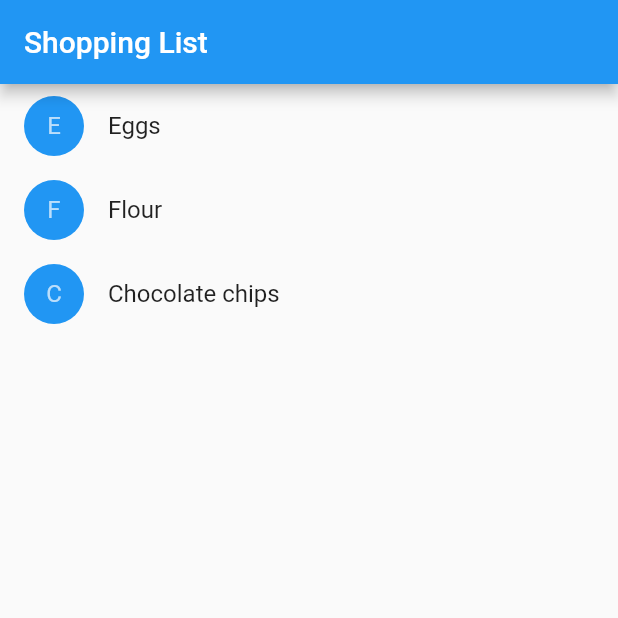
After one commit to LieutPaul/Learning-Flutter, a Flutter app: the ShoppingList screen opened directly, on a phone screen of 412 x 824 dp, the top half of it. The commit adds this screen. Run offline on Flutter 3.47's test engine with Material 2 defaults, Android fonts, the phone set to English and light mode, and no system bars.

Commit message:
Shopping List from documentation done

```diff
--- /dev/null
+++ b/first_app/lib/my_shopping_cart.dart
@@ -0,0 +1,97 @@
+import 'package:flutter/material.dart';
+
+class Product {
+  final String name;
+  Product({required this.name});
+}
+
+typedef ChangeProductInCart = Function(Product product, bool inCart);
+
+class ShoppingItem extends StatelessWidget {
+  final Product product;
+  final bool inCart;
+  final ChangeProductInCart onCartChanged;
+
+  const ShoppingItem(
+      {super.key,
+      required this.inCart,
+      required this.onCartChanged,
+      required this.product});
+
+  TextStyle? _getTextStyle(BuildContext context) {
+    if (inCart == false) {
+      return null;
+    } else {
+      return const TextStyle(
+          decoration: TextDecoration.lineThrough, color: Colors.black54);
+    }
+  }
+
+  Color? _getBackgroundColour(BuildContext context) {
+    if (inCart == false) {
+      return Theme.of(context).primaryColor;
+    } else {
+      return Colors.black54;
+    }
+  }
+
+  @override
+  Widget build(BuildContext context) {
+    return ListTile(
+      onTap: () => onCartChanged(product, inCart),
+      leading: CircleAvatar(
+        backgroundColor: _getBackgroundColour(context),
+        child: Text(product.name[0]),
+      ),
+      title: Text(product.name, style: _getTextStyle(context)),
+    );
+  }
+}
+
+class ShoppingList extends StatefulWidget {
+  final List<Product> products;
+  const ShoppingList({super.key, required this.products});
+
+  @override
+  State<ShoppingList> createState() => _ShoppingListState();
+}
+
+class _ShoppingListState extends State<ShoppingList> {
+  final _cartItems = <Product>{};
+
+  void _handleClick(Product product, bool inCart) {
+    setState(() {
+      if (inCart) {
+        _cartItems.remove(product);
+      } else {
+        _cartItems.add(product);
+      }
+    });
+  }
+
+  @override
+  Widget build(BuildContext context) {
+    return Scaffold(
+        appBar: AppBar(title: const Text("Shopping List")),
+        body: ListView(
+            children: widget.products.map((product) {
+          return ShoppingItem(
+              product: product,
+              inCart: _cartItems.contains(product),
+              onCartChanged: _handleClick);
+        }).toList()));
+  }
+}
+
+void main() {
+  runApp(MaterialApp(
+    title: 'Shopping App',
+    home: ShoppingList(
+      products: [
+        Product(name: 'Eggs'),
+        Product(name: 'Flour'),
+        Product(name: 'Chocolate chips'),
+      ],
+    ),
+  ));
+}
```
Also changed, not shown: first_app/lib/main.dart (+7 -0 lines).
